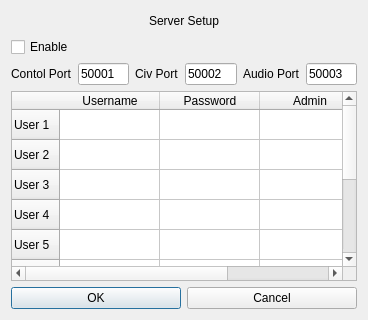
First picture: the form in udpserversetup.ui, repository adecarolis/wfweb, before the edit.
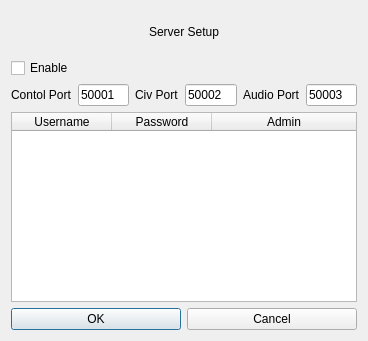
Second picture: the form after the edit.

Commit message: Few fixes to server setup ui.

The edit to the form file:
```diff
--- a/udpserversetup.ui
+++ b/udpserversetup.ui
@@ -7,7 +7,7 @@
     <x>0</x>
     <y>0</y>
     <width>368</width>
-    <height>262</height>
+    <height>341</height>
    </rect>
   </property>
   <property name="windowTitle">
@@ -143,7 +143,7 @@
        <item>
         <widget class="QTableWidget" name="usersTable">
          <property name="sizePolicy">
-          <sizepolicy hsizetype="Expanding" vsizetype="Fixed">
+          <sizepolicy hsizetype="Expanding" vsizetype="Expanding">
            <horstretch>0</horstretch>
            <verstretch>0</verstretch>
           </sizepolicy>
@@ -193,56 +193,6 @@
          <attribute name="verticalHeaderStretchLastSection">
           <bool>false</bool>
          </attribute>
-         <row>
-          <property name="text">
-           <string>User 1</string>
-          </property>
-         </row>
-         <row>
-          <property name="text">
-           <string>User 2</string>
-          </property>
-         </row>
-         <row>
-          <property name="text">
-           <string>User 3</string>
-          </property>
-         </row>
-         <row>
-          <property name="text">
-           <string>User 4</string>
-          </property>
-         </row>
-         <row>
-          <property name="text">
-           <string>User 5</string>
-          </property>
-         </row>
-         <row>
-          <property name="text">
-           <string>User 6</string>
-          </property>
-         </row>
-         <row>
-          <property name="text">
-           <string>User 7</string>
-          </property>
-         </row>
-         <row>
-          <property name="text">
-           <string>User 8</string>
-          </property>
-         </row>
-         <row>
-          <property name="text">
-           <string>User 9</string>
-          </property>
-         </row>
-         <row>
-          <property name="text">
-           <string>User 10</string>
-          </property>
-         </row>
          <column>
           <property name="text">
            <string>Username</string>
@@ -260,19 +210,6 @@
          </column>
         </widget>
        </item>
-       <item>
-        <spacer name="verticalSpacer_2">
-         <property name="orientation">
-          <enum>Qt::Vertical</enum>
-         </property>
-         <property name="sizeHint" stdset="0">
-          <size>
-           <width>20</width>
-           <height>40</height>
-          </size>
-         </property>
-        </spacer>
-       </item>
       </layout>
      </item>
      <item>
```
The commit also changes 4 other files.
